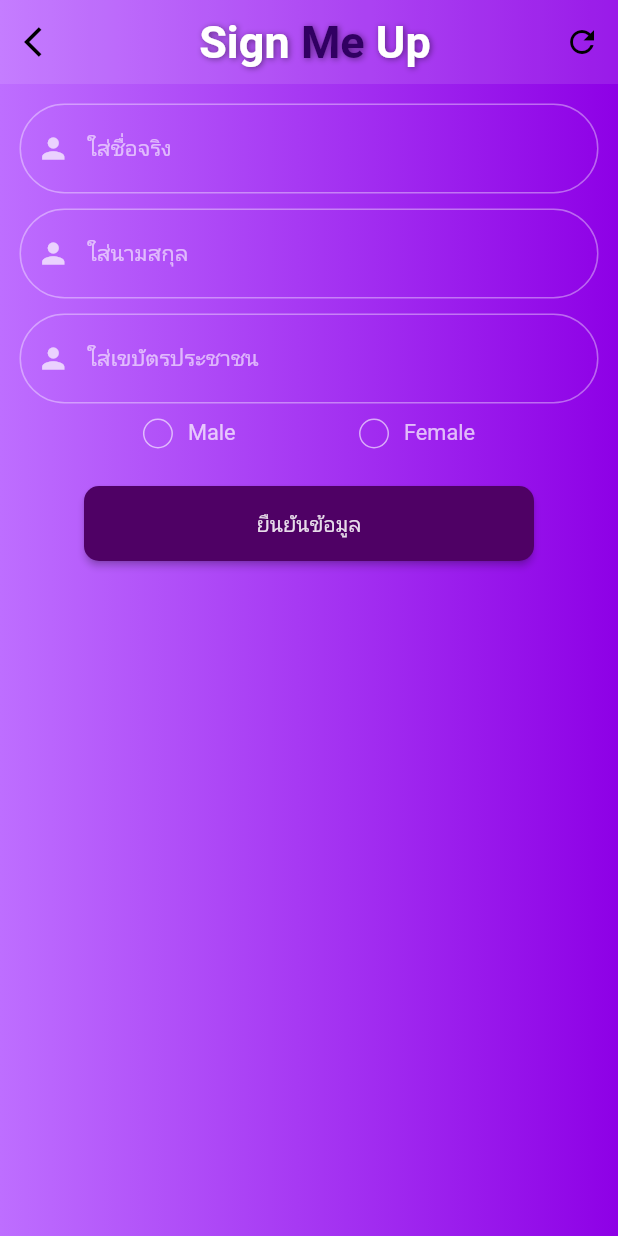
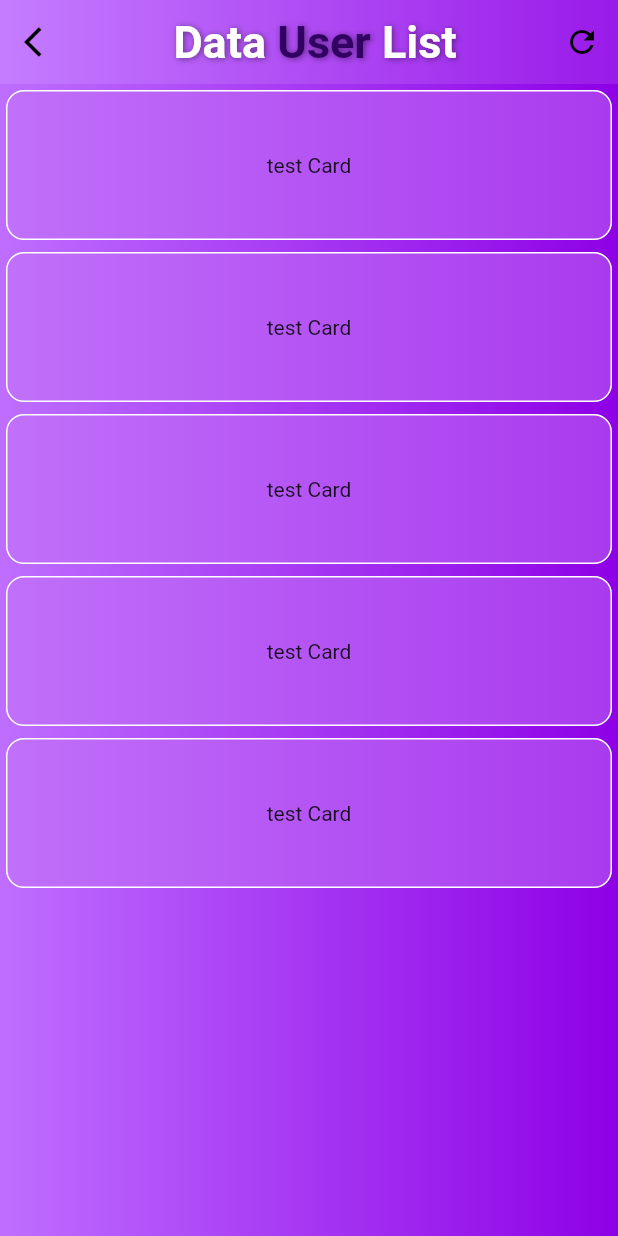
Before and after one commit to pearypie/Lab2, a Flutter app: the screen it shows after launch, on a phone screen of 412 x 824 dp. Run offline on Flutter 3.47's test engine with Material 2 defaults, Android fonts, the phone set to English and light mode, and no system bars; missing offline and left inert: dart:html.

Commit message:
Crad_create

```diff
--- a/week7-flutter_database/flutter_database/lib/main.dart
+++ b/week7-flutter_database/flutter_database/lib/main.dart
@@ -1,4 +1,5 @@
 import 'package:flutter/material.dart';
+import 'package:flutter_database/userdata_list.dart';
 
 void main() {
   runApp(const MyApp());
@@ -14,7 +15,7 @@ class MyApp extends StatelessWidget {
       theme: ThemeData(
         primarySwatch: Colors.blue,
       ),
-      home: const MyHomePage(title: 'Flutter Demo Home Page'),
+      home: const userdata(),
     );
   }
 }
--- /dev/null
+++ b/week7-flutter_database/flutter_database/lib/userdata_list.dart
@@ -0,0 +1,110 @@
+import 'package:flutter/material.dart';
+
+class userdata extends StatefulWidget {
+  const userdata({Key? key}) : super(key: key);
+
+  @override
+  State<userdata> createState() => _userdataState();
+}
+
+class _userdataState extends State<userdata> {
+  @override
+  Widget build(BuildContext context) {
+    return Scaffold(
+        extendBodyBehindAppBar: true,
+        appBar: AppBar(
+          leading: IconButton(
+            icon: Icon(
+              Icons.arrow_back_ios,
+              color: Colors.black,
+            ),
+            onPressed: () {},
+          ),
+          backgroundColor: Colors.white.withOpacity(0.1),
+          elevation: 0,
+          title: Row(
+            mainAxisAlignment: MainAxisAlignment.center,
+            children: [
+              Text(
+                'Data',
+                style: TextStyle(
+                    fontSize: 30,
+                    fontWeight: FontWeight.bold,
+                    color: Colors.white,
+                    shadows: [
+                      Shadow(
+                          color: Colors.black45,
+                          offset: Offset(1, 1),
+                          blurRadius: 5)
+                    ]),
+              ),
+              Text(
+                ' User',
+                style: TextStyle(
+                    fontSize: 30,
+                    fontWeight: FontWeight.bold,
+                    color: Color.fromARGB(255, 49, 0, 98),
+                    shadows: [
+                      Shadow(
+                          color: Colors.black45,
+                          offset: Offset(1, 1),
+                          blurRadius: 5)
+                    ]),
+              ),
+              Text(
+                ' List',
+                style: TextStyle(
+                    fontSize: 30,
+                    fontWeight: FontWeight.bold,
+                    color: Colors.white,
+                    shadows: [
+                      Shadow(
+                          color: Colors.black45,
+                          offset: Offset(1, 1),
+                          blurRadius: 5)
+                    ]),
+              )
+            ],
+          ),
+          actions: <Widget>[
+            IconButton(
+              icon: Icon(
+                Icons.refresh,
+                color: Color.fromARGB(255, 0, 0, 0),
+              ),
+              onPressed: () {
+                setState(() {});
+              },
+            )
+          ],
+        ),
+        body: Container(
+          height: double.infinity,
+          width: double.infinity,
+          decoration: BoxDecoration(
+              gradient: LinearGradient(colors: [
+            Color.fromARGB(255, 190, 110, 255),
+            Color.fromARGB(255, 142, 0, 230)
+          ])),
+          child: ListView.builder(
+              itemCount: 5,
+              itemBuilder: (context, index) {
+                return Card(
+                  color: Color.fromARGB(129, 195, 115, 245),
+                  elevation: 0,
+                  shape: RoundedRectangleBorder(
+                    side: BorderSide(
+                      color: Theme.of(context).colorScheme.outline,
+                    ),
+                    borderRadius: const BorderRadius.all(Radius.circular(12)),
+                  ),
+                  child: const SizedBox(
+                    width: 300,
+                    height: 100,
+                    child: Center(child: Text('test Card')),
+                  ),
+                );
+              }),
+        ));
+  }
+}
```
